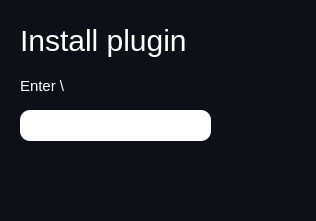
The window that dialogs/install_plugin_dialog/install_plugin_design.ui (An72ty/ITTOOLS2.0.0demo) describes before a commit, drawn with Qt 5.
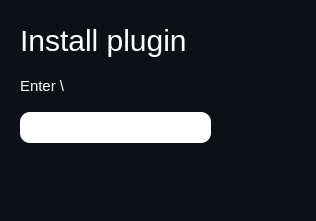
The same window after the commit. Icons and pictures are not drawn.

Commit message: fixed icons of dialogs designs

```diff
--- a/dialogs/install_plugin_dialog/install_plugin_design.ui
+++ b/dialogs/install_plugin_dialog/install_plugin_design.ui
@@ -136,7 +136,7 @@
    <property name="geometry">
     <rect>
      <x>20</x>
-     <y>110</y>
+     <y>112</y>
      <width>191</width>
      <height>31</height>
     </rect>
```
Left out of the diff: 2 changed lines with no effect on the pictures. The commit also changes 6 other files.
